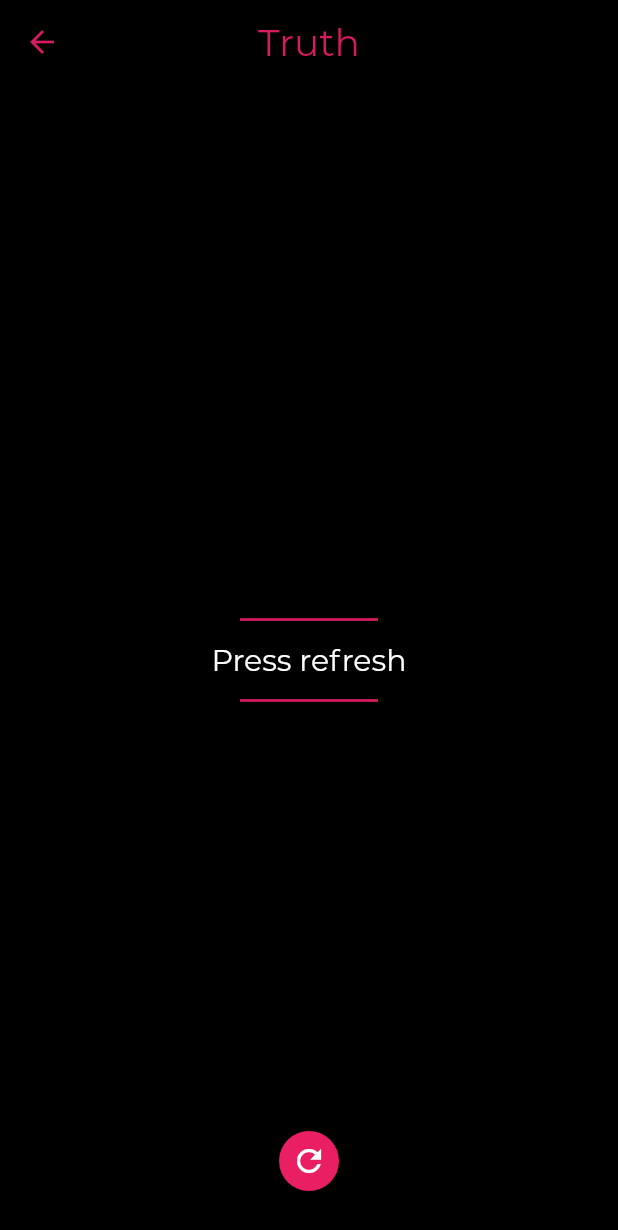
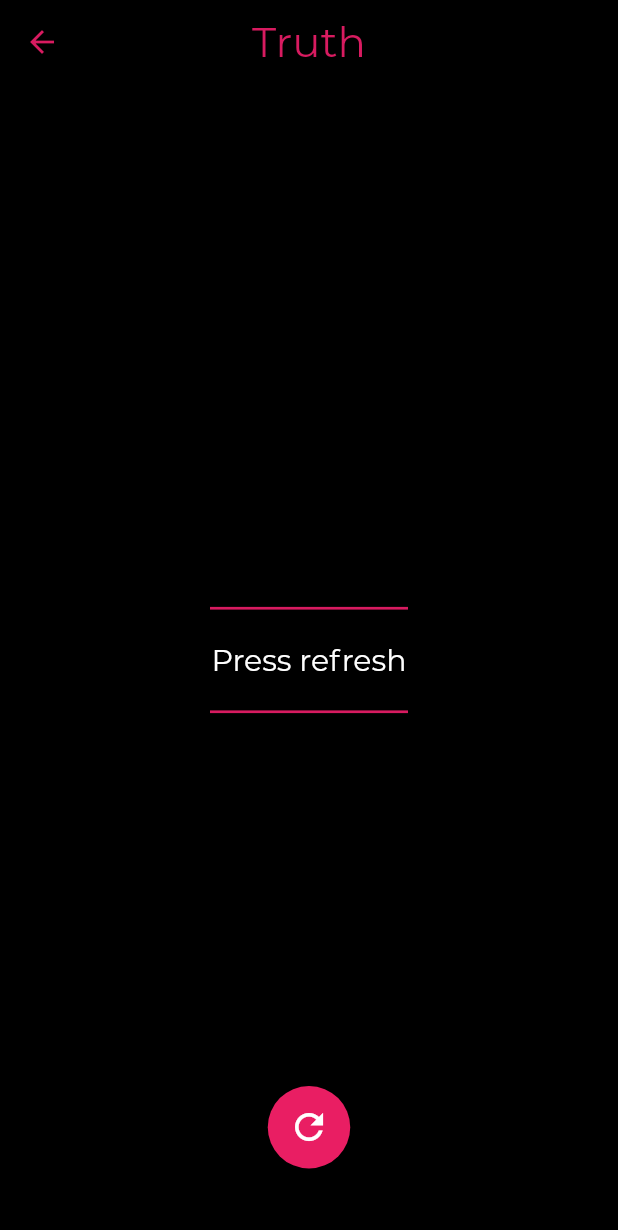
Before and after one commit to 0ujjwalmishra0/truth-or-dare, a Flutter app: the SecondPage screen opened directly, on a phone screen of 412 x 824 dp. Shown: the top 1230 px of the screen. Run offline on Flutter 3.47's test engine with Material 2 defaults, Android fonts, the phone set to English and light mode, and no system bars; our stand-ins replace page_transition.

Commit message:
fixed minor issues

```diff
--- a/lib/pages/game.dart
+++ b/lib/pages/game.dart
@@ -1,4 +1,5 @@
 import 'package:flutter/material.dart';
+import 'package:page_transition/page_transition.dart';
 import 'package:truth_or_dare/pages/secondPage.dart';
 
 
@@ -18,13 +19,13 @@ class _GameState extends State<Game> {
     handleTruth() {
       print('truth tappped!');
       isTruth = true;
-      Navigator.of(context).push(MaterialPageRoute(builder: (context)=> SecondPage(isDare: false,isTruth: true,)));
+      Navigator.push(context,PageTransition(type: PageTransitionType.rightToLeftWithFade,child: SecondPage(isDare: false,isTruth: true), ));
     }
 
     handleDare() {
       print('Dare tappped!');
       isDare = true;
-      Navigator.of(context).push(MaterialPageRoute(builder: (context)=> SecondPage(isDare: true,isTruth: false,)));
+      Navigator.push(context,PageTransition(type: PageTransitionType.rightToLeftWithFade,child: SecondPage(isDare: true,isTruth: false), ));
     }
 
     return Scaffold(
--- a/lib/pages/secondPage.dart
+++ b/lib/pages/secondPage.dart
@@ -27,7 +27,7 @@ class _SecondPageState extends State<SecondPage> {
     String text = widget.isDare == true ? 'Dare' : 'Truth';
     generateQue() {
       var random = Random();
-      index = random.nextInt(5);
+      index = random.nextInt(150);
 
       print(index);
       setState(() {
@@ -46,39 +46,43 @@ class _SecondPageState extends State<SecondPage> {
     }
 
     Widget buildText() {
-      return  Column(
+      return  Container(
+        margin: EdgeInsets.symmetric(horizontal: 20),
+        child: Column(
+
           mainAxisAlignment: MainAxisAlignment.center,
               children: <Widget>[
                 Divider(
                   thickness: 1.8,
                   color: Theme.of(context).primaryColor,
-                indent: 160,
-                endIndent: 160,
-                height: 30,
+                  indent: 120,
+                  endIndent: 120,
+                  height: 45,
                 ),
                 Text(
                   question ?? 'Press refresh',
                   style: TextStyle(
                     color: Colors.white,
                     fontSize: 20,
-
                   ),
+                  textAlign: TextAlign.center,
                 ),
                 Divider(
                   thickness: 1.8,
                   color: Theme.of(context).primaryColor,
-                indent: 160,
-                endIndent: 160,
-                height: 30,
+                  indent: 120,
+                  endIndent: 120,
+                  height: 45,
                 ),
               ],
+        ),
       );
     }
 
     return Scaffold(
       backgroundColor: Theme.of(context).backgroundColor,
       appBar: AppBar(
-        title: Text(text,style: TextStyle(fontSize: 25,color: Theme.of(context).primaryColor),),
+        title: Text(text,style: TextStyle(fontSize: 28,color: Theme.of(context).primaryColor),),
         backgroundColor: Colors.black54,
         centerTitle: true,
         leading: BackButton(
@@ -95,14 +99,14 @@ class _SecondPageState extends State<SecondPage> {
               Align(
                 alignment: Alignment.bottomCenter,
                               child: Container(
-                                height: 40,
-                  margin: EdgeInsets.all(30),
+                                height: 55,
+                  margin: EdgeInsets.all(45),
                   child: FloatingActionButton(
 
                     child: Icon(
                         Icons.refresh,
                         color: Colors.white,
-                        size: 24,
+                        size: 28,
                       ),
                       onPressed: generateQue),
                 ),
--- a/pubspec.yaml
+++ b/pubspec.yaml
@@ -14,6 +14,7 @@ dependencies:
   flutter:
     sdk: flutter
   http: ^0.12.1
+  page_transition: ^1.1.5
 
   cupertino_icons: ^0.1.3
 
```
Also changed, not shown: pubspec.lock. Lines whose indentation alone changed are shown as unchanged.
